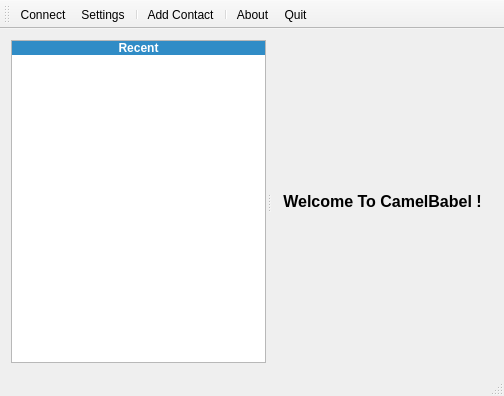
The window that CamelBabel/MainWindow.ui (dennajort/babel) describes before a commit, drawn with Qt 5.
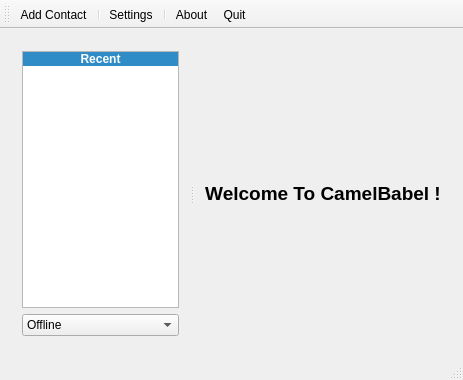
The same window after the commit. Icons and pictures are not drawn.

Commit message: Merge MainWindow class

Patch:
```diff
--- a/CamelBabel/MainWindow.ui
+++ b/CamelBabel/MainWindow.ui
@@ -6,8 +6,8 @@
    <rect>
     <x>0</x>
     <y>0</y>
-    <width>504</width>
-    <height>396</height>
+    <width>463</width>
+    <height>380</height>
    </rect>
   </property>
   <property name="windowTitle">
@@ -18,21 +18,15 @@
     <normaloff>:/images/main_icon.png</normaloff>:/images/main_icon.png</iconset>
   </property>
   <widget class="QWidget" name="centralWidget">
-   <layout class="QVBoxLayout" name="verticalLayout">
+   <layout class="QHBoxLayout" name="horizontalLayout">
     <item>
      <widget class="QSplitter" name="splitter">
-      <property name="lineWidth">
-       <number>1</number>
-      </property>
       <property name="orientation">
        <enum>Qt::Horizontal</enum>
       </property>
-      <property name="opaqueResize">
-       <bool>true</bool>
-      </property>
-      <property name="handleWidth">
-       <number>6</number>
-      </property>
+      <widget class="QWidget" name="verticalLayoutWidget">
+       <layout class="QVBoxLayout" name="verticalLayout">
+        <item>
       <widget class="QListWidget" name="contactList">
        <property name="sizePolicy">
         <sizepolicy hsizetype="Expanding" vsizetype="Expanding">
@@ -92,6 +86,52 @@
         </property>
        </item>
       </widget>
+        </item>
+        <item>
+         <widget class="QComboBox" name="statusCombo">
+          <property name="currentIndex">
+           <number>3</number>
+          </property>
+          <item>
+           <property name="text">
+            <string>Online</string>
+           </property>
+           <property name="icon">
+            <iconset resource="CamelBabel.qrc">
+             <normaloff>:/images/available.png</normaloff>:/images/available.png</iconset>
+           </property>
+          </item>
+          <item>
+           <property name="text">
+            <string>Away</string>
+           </property>
+           <property name="icon">
+            <iconset resource="CamelBabel.qrc">
+             <normaloff>:/images/away.png</normaloff>:/images/away.png</iconset>
+           </property>
+          </item>
+          <item>
+           <property name="text">
+            <string>Do Not Disturb</string>
+           </property>
+           <property name="icon">
+            <iconset resource="CamelBabel.qrc">
+             <normaloff>:/images/away.png</normaloff>:/images/away.png</iconset>
+           </property>
+          </item>
+          <item>
+           <property name="text">
+            <string>Offline</string>
+           </property>
+           <property name="icon">
+            <iconset resource="CamelBabel.qrc">
+             <normaloff>:/images/offline.png</normaloff>:/images/offline.png</iconset>
+           </property>
+          </item>
+         </widget>
+        </item>
+       </layout>
+      </widget>
       <widget class="QStackedWidget" name="chatStack">
        <property name="sizePolicy">
         <sizepolicy hsizetype="Preferred" vsizetype="Preferred">
@@ -116,7 +156,7 @@
             </sizepolicy>
            </property>
            <property name="text">
-            <string>&lt;html&gt;&lt;head/&gt;&lt;body&gt;&lt;p align=&quot;center&quot;&gt;&lt;img src=&quot;:/images/main_icon.png&quot; width=&quot;100&quot; height=&quot;75&quot; style=&quot;vertical-align: middle;&quot;/&gt;&lt;span style=&quot; font-size:12pt; font-weight:600;&quot;&gt;Welcome To CamelBabel !&lt;/span&gt;&lt;/p&gt;&lt;/body&gt;&lt;/html&gt;</string>
+            <string>&lt;html&gt;&lt;head/&gt;&lt;body&gt;&lt;p align=&quot;center&quot;&gt;&lt;span style=&quot; font-size:14pt; font-weight:600;&quot;&gt;Welcome To CamelBabel !&lt;/span&gt;&lt;/p&gt;&lt;/body&gt;&lt;/html&gt;</string>
            </property>
           </widget>
          </item>
@@ -134,11 +174,10 @@
    <attribute name="toolBarBreak">
     <bool>false</bool>
    </attribute>
-   <addaction name="actionConnect"/>
-   <addaction name="actionSettings"/>
-   <addaction name="separator"/>
    <addaction name="actionAddContact"/>
    <addaction name="separator"/>
+   <addaction name="actionSettings"/>
+   <addaction name="separator"/>
    <addaction name="actionAbout"/>
    <addaction name="actionQuit"/>
   </widget>
@@ -163,11 +202,6 @@
     <string>Settings</string>
    </property>
   </action>
-  <action name="actionConnect">
-   <property name="text">
-    <string>Connect</string>
-   </property>
-  </action>
   <action name="actionQuit">
    <property name="text">
     <string>Quit</string>
```
Left out of the diff: 56 changed lines with no effect on the pictures. Lines whose indentation alone changed are shown as unchanged. The commit also changes 11 other files.
